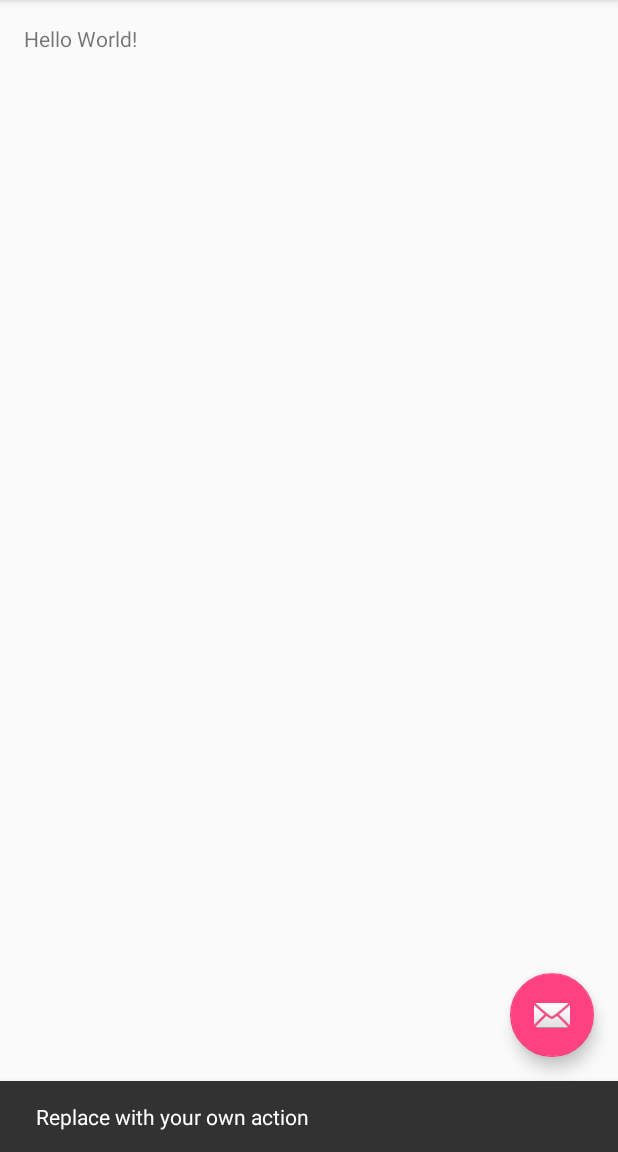
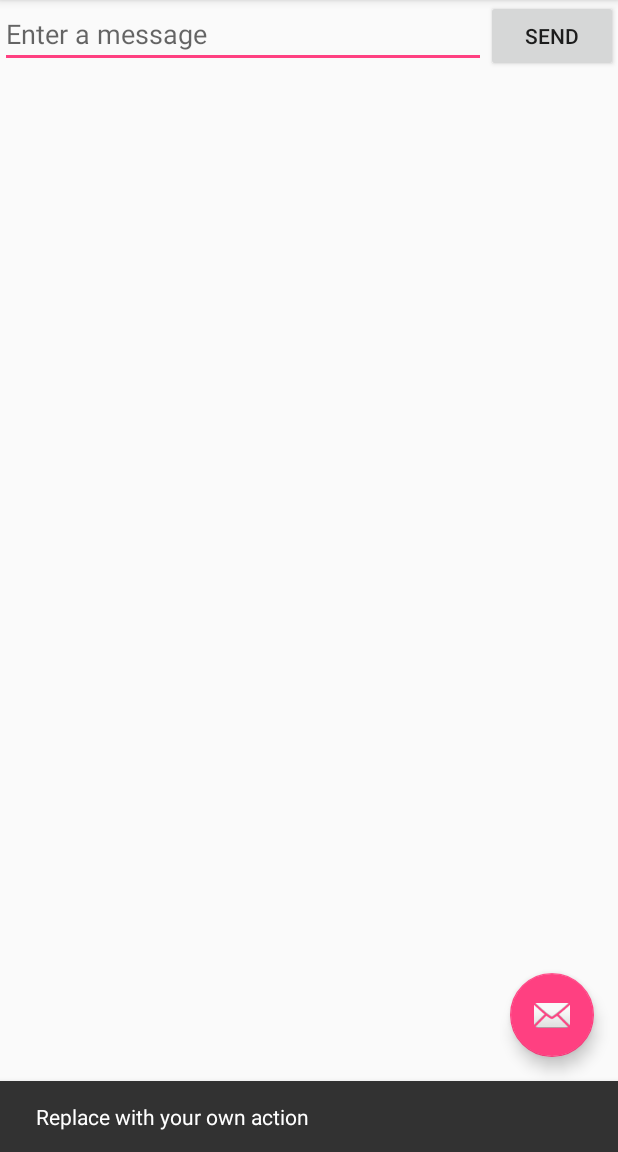
Before and after one commit to alexlin21/LaceUp, an Android app: the screen it shows after launch (MyActivity), after a tap on an icon or button, on a phone screen of 412 x 824 dp, the part 84-1236 px from its top. Run offline under Robolectric (Android 15) with nearby library versions, the phone set to English and light mode, and no system bars.

Commit message:
two pages now...

```diff
--- a/LaceUp/app/src/main/res/layout/content_my.xml
+++ b/LaceUp/app/src/main/res/layout/content_my.xml
@@ -1,19 +1,22 @@
 <?xml version="1.0" encoding="utf-8"?>
-<RelativeLayout xmlns:android="http://schemas.android.com/apk/res/android"
+<LinearLayout xmlns:android="http://schemas.android.com/apk/res/android"
     xmlns:app="http://schemas.android.com/apk/res-auto"
     xmlns:tools="http://schemas.android.com/tools"
+    android:orientation="horizontal"
     android:layout_width="match_parent"
     android:layout_height="match_parent"
-    android:paddingBottom="@dimen/activity_vertical_margin"
-    android:paddingLeft="@dimen/activity_horizontal_margin"
-    android:paddingRight="@dimen/activity_horizontal_margin"
-    android:paddingTop="@dimen/activity_vertical_margin"
     app:layout_behavior="@string/appbar_scrolling_view_behavior"
-    tools:context="com.derekcoley.laceup.MyActivity"
-    tools:showIn="@layout/activity_my">
+    tools:showIn="@layout/activity_my"
+    tools:context="com.derekcoley.laceup.MyActivity">
 
-    <TextView
+    <EditText android:id="@+id/edit_message"
+        android:layout_weight="1"
+        android:layout_width="0dp"
+        android:layout_height="wrap_content"
+        android:hint="@string/edit_message" />
+    <Button
         android:layout_width="wrap_content"
         android:layout_height="wrap_content"
-        android:text="Hello World!" />
-</RelativeLayout>
+        android:text="@string/button_send"
+        android:onClick="sendMessage" />
+</LinearLayout>
--- a/LaceUp/app/src/main/res/values/strings.xml
+++ b/LaceUp/app/src/main/res/values/strings.xml
@@ -1,4 +1,7 @@
 <resources>
     <string name="app_name">LaceUp</string>
+    <string name="edit_message">Enter a message</string>
+    <string name="button_send">Send</string>
     <string name="action_settings">Settings</string>
+    <string name="title_activity_display_message">My Message</string>
 </resources>
```
Also changed, not shown: LaceUp/app/src/main/AndroidManifest.xml (+9 -0 lines), LaceUp/app/src/main/java/com/derekcoley/laceup/DisplayMessageActivity.java (added, +43 -0 lines), LaceUp/app/src/main/java/com/derekcoley/laceup/MyActivity.java (+13 -0 lines), LaceUp/app/src/main/res/layout/activity_display_message.xml (added, +34 -0 lines), LaceUp/app/src/main/res/layout/content_display_message.xml (added, +16 -0 lines).
